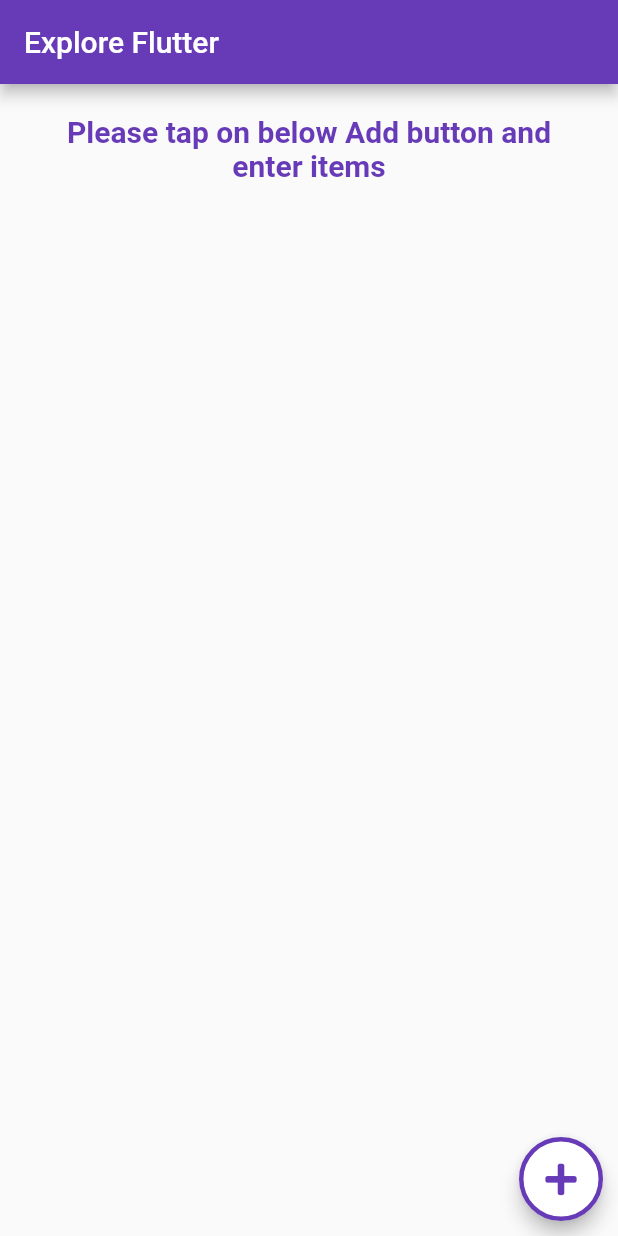
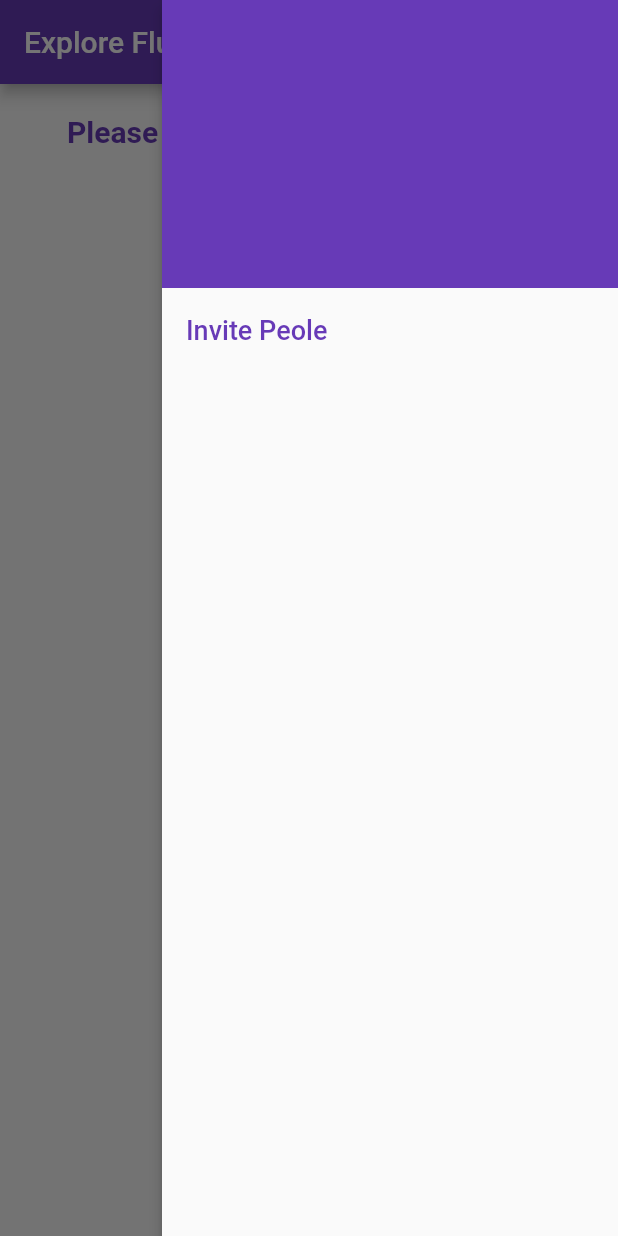
Before and after one commit to PrabodhaNirmani/Explore-Flutter, a Flutter app: the screen it shows after launch, with the side drawer open (before the commit the screen has no drawer), on a phone screen of 412 x 824 dp. Run offline on Flutter 3.47's test engine with Material 2 defaults, Android fonts, the phone set to English and light mode, and no system bars; our stand-ins replace firebase_dynamic_links, font_awesome_flutter; accounts and stored records are empty.

Commit message:
Modified firebase_dynamic_link generation and app launching function for android

```diff
--- /dev/null
+++ b/lib/firebase_dynamic_link/firebase_dynamic_link_utilities.dart
@@ -0,0 +1,59 @@
+
+import 'package:firebase_dynamic_links/firebase_dynamic_links.dart';
+
+class FirebaseDLUtilities{
+
+  static Future<String> createDynamicLinkWithParams(String category) async {
+    final DynamicLinkParameters parameters =
+    DynamicLinkParameters(
+      uriPrefix: 'https://exploreflutter.page.link',
+      link: Uri.parse('https://exploreflutter.page.link/'),
+      androidParameters: AndroidParameters(
+        packageName: 'com.example.explore_flutter',
+      ),
+      iosParameters: IosParameters(
+        bundleId: 'com.example.explore-flutter',
+        ipadBundleId: 'com.example.explore-flutter',
+      ),
+    );
+
+    final Uri longUrl = await parameters.buildUrl();
+    final ShortDynamicLink shortenedLink = await DynamicLinkParameters.shortenUrl(
+      longUrl,
+      DynamicLinkParametersOptions(shortDynamicLinkPathLength:ShortDynamicLinkPathLength.unguessable),
+    );
+    final Uri shortUrl = shortenedLink.shortUrl;
+    print(shortUrl.toString());
+    return shortUrl.toString();
+  }
+
+  static Future<void> retrieveDynamicLink() async {
+    FirebaseDynamicLinks.instance.onLink(
+        onSuccess: (PendingDynamicLinkData dynamicLink) async {
+          final Uri deepLink = dynamicLink?.link;
+          if (deepLink != null) {
+            String phone = deepLink.queryParameters['phone'];
+            String name = deepLink.queryParameters['name'];
+            print(deepLink.queryParametersAll);
+            print("Phone number: "+phone);
+            print("Name: "+name);
+          }
+        },
+        onError: (OnLinkErrorException e) async {
+          print('onLinkError');
+          print(e.message);
+        }
+    );
+
+    final PendingDynamicLinkData data = await FirebaseDynamicLinks.instance.getInitialLink();
+    final Uri deepLink = data?.link;
+    if (deepLink != null) {
+      String phone = deepLink.queryParameters['phone'];
+      String name = deepLink.queryParameters['name'];
+      print(deepLink.queryParametersAll);
+      print("Phone number: "+phone);
+      print("Name: "+name);
+
+    }
+  }
+}
--- a/lib/main.dart
+++ b/lib/main.dart
@@ -1,6 +1,8 @@
+import 'package:firebase_dynamic_links/firebase_dynamic_links.dart';
 import 'package:flutter/material.dart';
 import 'package:explore_flutter/fab_menu/fab_menu_utilities.dart';
 import 'package:flutter/cupertino.dart';
+import 'firebase_dynamic_link/firebase_dynamic_link_utilities.dart';
 
 void main() => runApp(MyApp());
 
@@ -37,6 +39,7 @@ class _MyHomePageState extends State<MyHomePage> {
   @override
   void initState() {
     FabMenuUtilities.setCallBack(mainUIChangedCallBack);
+    FirebaseDLUtilities.retrieveDynamicLink();
     super.initState();
   }
 
@@ -55,11 +58,29 @@ class _MyHomePageState extends State<MyHomePage> {
       body:Stack(
         children: <Widget>[
           Container(
-            height: _height,
+            height: _height*0.5,
             child: _isEmpty ? FabMenuUtilities.getListEmptyMessage(): FabMenuUtilities.getListView(),
           ),
           FabMenuUtilities.getFabMenu(context, _height, _width),
         ],
+      ),
+      endDrawer: Drawer(
+        child: ListView(
+          children: <Widget>[
+            Container(
+              height: _height*0.25,
+              color: Colors.deepPurple,
+            ),
+            ListTile(
+              title: Text("Invite Peole", style: TextStyle(fontSize: 18.0,color: Colors.deepPurple),),
+              onTap: ()async{
+                String link = await FirebaseDLUtilities.createDynamicLinkWithParams("invite-people");
+                print(link);
+              },
+            )
+          ],
+        ),
+        elevation: 4.0,
       )
     );
   }
--- a/pubspec.yaml
+++ b/pubspec.yaml
@@ -24,6 +24,8 @@ dependencies:
   cupertino_icons: ^0.1.2
   font_awesome_flutter: 8.4.0
   intl: ^0.16.0
+  firebase_core:
+  firebase_dynamic_links:
 
 dev_dependencies:
   flutter_test:
```
Also changed, not shown: pubspec.lock, 4 other files.
